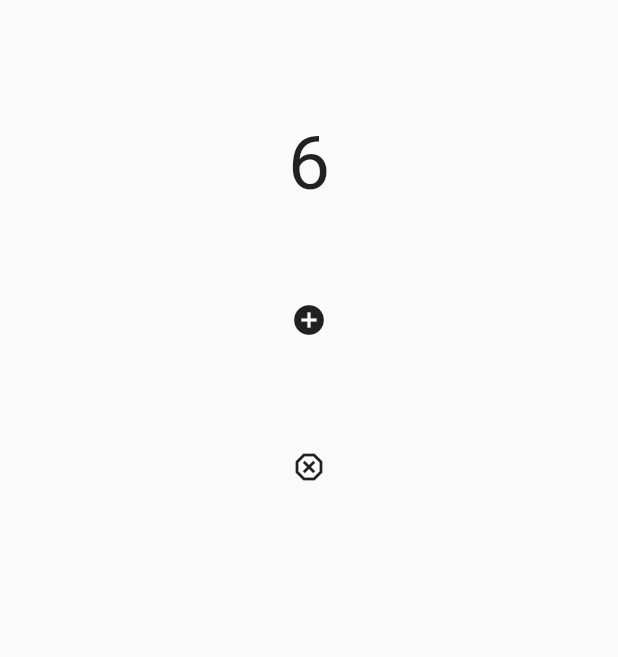
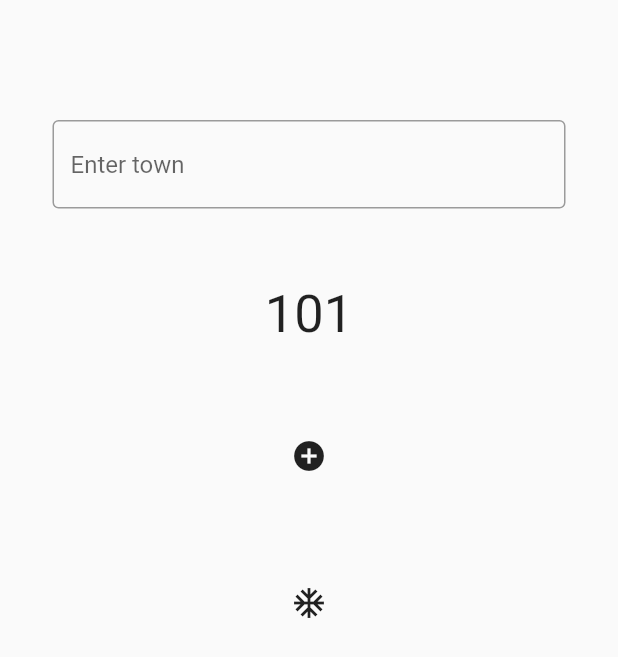
Before and after one commit to DmitryBurov1911/myFlutterSkill, a Flutter app: the screen it shows after launch, after a tap on the "add circle" icon, on a phone screen of 412 x 824 dp. Shown: the top 657 px of the screen. Run offline on Flutter 3.47's test engine with Material 2 defaults, Android fonts, the phone set to English and light mode, and no system bars; our stand-ins replace bloc, dio, flutter_bloc; network calls fail.

Commit message:
textField

```diff
--- a/lib/calculate/calcur_bloc.dart
+++ b/lib/calculate/calcur_bloc.dart
@@ -1,19 +1,17 @@
 import 'package:bloc/bloc.dart';
+import 'package:untitled2/net/get_picture.dart';
 
 part 'calcur_event.dart';
 part 'calcur_state.dart';
 
-class CalcurBloc extends Bloc<CalcurEvent, int> {
-  CalcurBloc() : super(5) {
+class CalcurBloc extends Bloc<CalcurEvent, String> {
+  CalcurBloc() : super("101") {
     on<CalculIncrementEvent> (_onInc);
-    on<CalculDecrementEvent> (_onDec);
   }
 
-  _onInc(CalculIncrementEvent event, Emitter<int> emit) async {
-    emit(state + 1);
-  }
+  _onInc(CalculIncrementEvent event, Emitter<String> emit) async {
+    final townResponse = await getHttp(event.town);
 
-  _onDec(CalculDecrementEvent event, Emitter<int> emit) {
-    emit(state - 1);
+    emit(townResponse.toString());
   }
 }
--- a/lib/calculate/calcur_event.dart
+++ b/lib/calculate/calcur_event.dart
@@ -2,6 +2,8 @@ part of 'calcur_bloc.dart';
 
 abstract class CalcurEvent {}
 
-class CalculIncrementEvent extends CalcurEvent {}
+class CalculIncrementEvent extends CalcurEvent {
+  String town;
 
-class CalculDecrementEvent extends CalcurEvent {}
+  CalculIncrementEvent(this.town);
+}
--- a/lib/calculate/calcur_state.dart
+++ b/lib/calculate/calcur_state.dart
@@ -1,5 +1,3 @@
 part of 'calcur_bloc.dart';
 
 abstract class CalcurState {}
-
-class CalcurInitial extends CalcurState {}
--- a/lib/main.dart
+++ b/lib/main.dart
@@ -1,6 +1,7 @@
 import 'package:flutter/material.dart';
 import 'package:untitled2/calculate/calcur_bloc.dart';
 import 'package:flutter_bloc/flutter_bloc.dart';
+import 'package:untitled2/net/get_picture.dart';
 
 void main() {
   runApp(const MyApp());
@@ -26,48 +27,53 @@ class MyHomePage extends StatefulWidget {
 }
 
 class _MyHomePageState extends State<MyHomePage> {
+  final _textController = TextEditingController();
+
   @override
   Widget build(BuildContext context) {
     return BlocProvider<CalcurBloc>(
         create: (context) => CalcurBloc(),
-        child: BlocBuilder<CalcurBloc, int>(
+        child: BlocBuilder<CalcurBloc, String>(
           builder: (context, state) {
             var bloc = BlocProvider.of<CalcurBloc>(context);
             return Scaffold(
-              body: Padding(
+                body: Padding(
                 padding: const EdgeInsets.only(top: 80),
                 child: Center(
                   child: Column(
                     children: [
-                      Text(
-                          state.toString(),
-                          style: const TextStyle(fontSize: 50)
+                      Padding(
+                        padding: const EdgeInsets.fromLTRB(35, 0, 35, 0),
+                        child: TextField(
+                          controller: _textController,
+                          decoration: const InputDecoration(
+                              border: OutlineInputBorder(),
+                              hintText: 'Enter town'),
+                        ),
                       ),
-
                       const SizedBox(height: 50),
-
+                      Text(state.toString(),
+                          style: const TextStyle(fontSize: 35)),
+                      const SizedBox(height: 50),
                       IconButton(
                           onPressed: () {
-                            bloc.add(CalculIncrementEvent());
+                            bloc.add(CalculIncrementEvent("BTC"));
                           },
-                          icon: const Icon(Icons.add_circle_sharp,)
-                      ),
-
+                          icon: const Icon(
+                            Icons.add_circle_sharp,
+                          )),
                       const SizedBox(height: 50),
-
                       IconButton(
-                          onPressed: () {
-                            bloc.add(CalculDecrementEvent());
+                          onPressed: () async {
+                            await getHttp("BTC");
                           },
-                          icon: const Icon(Icons.dangerous_outlined,)
-                      ),
+                          icon: const Icon(Icons.ac_unit_outlined)),
+                      if (state == "100" || state == "-100") const Text("HHH"),
                     ],
                   ),
                 ),
-              )
-            );
+              ));
           },
-        )
-    );
+        ));
   }
 }
--- /dev/null
+++ b/lib/net/get_picture.dart
@@ -0,0 +1,11 @@
+import 'package:dio/dio.dart';
+
+final dio = Dio();
+
+Future<double> getHttp(String town) async {
+  final response = await dio.get(
+      "https://min-api.cryptocompare.com/data/price?fsym=$town&tsyms=USD");
+  final getUSD = response.data["USD"];
+
+  return getUSD;
+}
--- a/pubspec.yaml
+++ b/pubspec.yaml
@@ -37,6 +37,7 @@ dependencies:
   cupertino_icons: ^1.0.2
   bloc: ^8.1.2
   flutter_bloc: ^8.1.3
+  dio: ^5.2.1+1
 
 dev_dependencies:
   flutter_test:
```
Also changed, not shown: pubspec.lock.
